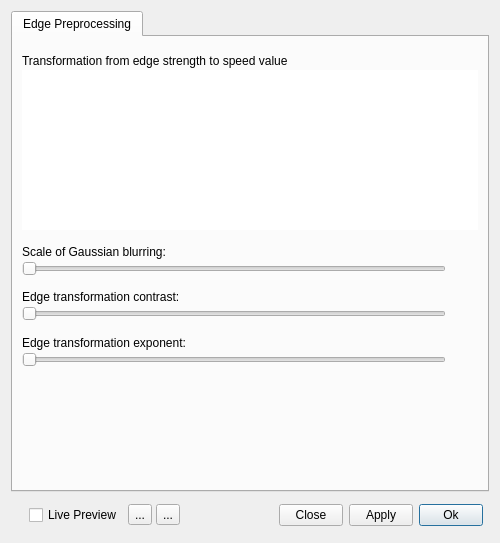
The window that GUI/Qt/Windows/SpeedImageDialog.ui (pyushkevich/itksnap) describes before a commit, drawn with Qt 5.
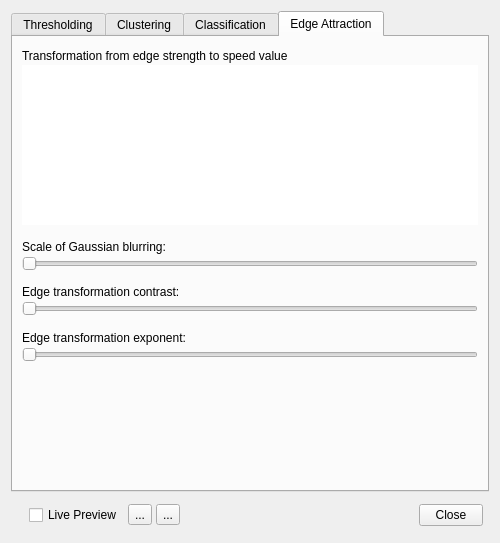
The same window after the commit. The open tabs and pages were chosen to show the change. Icons and pictures are not drawn. Custom widgets are drawn as their Qt base class.

Patch:
```diff
--- a/GUI/Qt/Windows/SpeedImageDialog.ui
+++ b/GUI/Qt/Windows/SpeedImageDialog.ui
@@ -20,20 +20,7 @@
   </property>
   <layout class="QVBoxLayout" name="verticalLayout">
    <item>
-    <widget class="QStackedWidget" name="stack">
-     <property name="currentIndex">
-      <number>0</number>
-     </property>
-     <widget class="QWidget" name="pgInOut">
-      <layout class="QVBoxLayout" name="verticalLayout_6">
-       <property name="spacing">
-        <number>0</number>
-       </property>
-       <property name="margin">
-        <number>0</number>
-       </property>
-       <item>
-        <widget class="QTabWidget" name="tabWidgetInOut">
+    <widget class="QTabWidget" name="tabMode">
          <property name="currentIndex">
           <number>0</number>
          </property>
@@ -828,33 +815,16 @@
            </item>
           </layout>
          </widget>
-        </widget>
-       </item>
-      </layout>
-     </widget>
-     <widget class="QWidget" name="pgEdge">
-      <layout class="QVBoxLayout" name="verticalLayout_7">
-       <property name="spacing">
-        <number>0</number>
-       </property>
-       <property name="margin">
-        <number>0</number>
-       </property>
-       <item>
-        <widget class="QTabWidget" name="tabWidgetEdge">
-         <property name="currentIndex">
-          <number>0</number>
-         </property>
-         <widget class="QWidget" name="tabEdge">
+     <widget class="QWidget" name="tabEdgeAttraction">
           <attribute name="title">
-           <string>Edge Preprocessing</string>
-          </attribute>
-          <layout class="QGridLayout" name="gridLayout_3">
+       <string>Edge Attraction</string>
+      </attribute>
+      <layout class="QGridLayout" name="gridLayout_5">
            <property name="topMargin">
-            <number>4</number>
+        <number>12</number>
            </property>
            <property name="bottomMargin">
-            <number>4</number>
+        <number>20</number>
            </property>
            <property name="horizontalSpacing">
             <number>32</number>
@@ -862,49 +832,7 @@
            <property name="verticalSpacing">
             <number>2</number>
            </property>
-           <item row="0" column="0" colspan="2">
-            <spacer name="verticalSpacer_7">
-             <property name="orientation">
-              <enum>Qt::Vertical</enum>
-             </property>
-             <property name="sizeType">
-              <enum>QSizePolicy::Fixed</enum>
-             </property>
-             <property name="sizeHint" stdset="0">
-              <size>
-               <width>430</width>
-               <height>13</height>
-              </size>
-             </property>
-            </spacer>
-           </item>
-           <item row="1" column="0" colspan="2">
-            <widget class="QLabel" name="label_6">
-             <property name="text">
-              <string>Transformation from edge strength to speed value</string>
-             </property>
-            </widget>
-           </item>
-           <item row="2" column="0" colspan="2">
-            <widget class="QtSimpleOpenGLBox" name="viewEdgeMapping" native="true">
-             <property name="sizePolicy">
-              <sizepolicy hsizetype="Preferred" vsizetype="Expanding">
-               <horstretch>0</horstretch>
-               <verstretch>0</verstretch>
-              </sizepolicy>
-             </property>
-             <property name="minimumSize">
-              <size>
-               <width>0</width>
-               <height>160</height>
-              </size>
-             </property>
-             <property name="styleSheet">
-              <string notr="true">background-color:white;</string>
-             </property>
-            </widget>
-           </item>
-           <item row="3" column="0" colspan="2">
+       <item row="2" column="0">
             <spacer name="verticalSpacer_8">
              <property name="orientation">
               <enum>Qt::Vertical</enum>
@@ -914,84 +842,89 @@
              </property>
              <property name="sizeHint" stdset="0">
               <size>
-               <width>430</width>
+           <width>427</width>
                <height>13</height>
               </size>
              </property>
             </spacer>
            </item>
-           <item row="4" column="0">
+       <item row="7" column="0">
+        <widget class="QDoubleSliderWithEditor" name="inEdgeKappa">
+         <property name="orientation">
+          <enum>Qt::Horizontal</enum>
+         </property>
+        </widget>
+       </item>
+       <item row="8" column="0">
+        <spacer name="verticalSpacer_10">
+         <property name="orientation">
+          <enum>Qt::Vertical</enum>
+         </property>
+         <property name="sizeType">
+          <enum>QSizePolicy::Fixed</enum>
+         </property>
+         <property name="sizeHint" stdset="0">
+          <size>
+           <width>427</width>
+           <height>13</height>
+          </size>
+         </property>
+        </spacer>
+       </item>
+       <item row="3" column="0">
             <widget class="QLabel" name="label_7">
              <property name="text">
               <string>Scale of Gaussian blurring:</string>
              </property>
             </widget>
            </item>
-           <item row="5" column="0">
-            <widget class="QDoubleSliderWithEditor" name="inEdgeSmoothing">
-             <property name="orientation">
-              <enum>Qt::Horizontal</enum>
-             </property>
-            </widget>
-           </item>
-           <item row="8" column="0">
-            <widget class="QLabel" name="label_8">
-             <property name="text">
-              <string>Edge transformation contrast:</string>
-             </property>
-            </widget>
-           </item>
            <item row="9" column="0">
-            <widget class="QDoubleSliderWithEditor" name="inEdgeKappa">
-             <property name="orientation">
-              <enum>Qt::Horizontal</enum>
-             </property>
-            </widget>
-           </item>
-           <item row="10" column="0" colspan="2">
-            <spacer name="verticalSpacer_10">
-             <property name="orientation">
-              <enum>Qt::Vertical</enum>
-             </property>
-             <property name="sizeType">
-              <enum>QSizePolicy::Fixed</enum>
-             </property>
-             <property name="sizeHint" stdset="0">
-              <size>
-               <width>430</width>
-               <height>13</height>
-              </size>
-             </property>
-            </spacer>
-           </item>
-           <item row="11" column="0">
             <widget class="QLabel" name="label_9">
              <property name="text">
               <string>Edge transformation exponent:</string>
              </property>
             </widget>
            </item>
-           <item row="12" column="0">
-            <widget class="QDoubleSliderWithEditor" name="inEdgeExponent">
-             <property name="orientation">
-              <enum>Qt::Horizontal</enum>
+       <item row="1" column="0">
+        <widget class="QtSimpleOpenGLBox" name="viewEdgeMapping" native="true">
+         <property name="sizePolicy">
+          <sizepolicy hsizetype="Preferred" vsizetype="Expanding">
+           <horstretch>0</horstretch>
+           <verstretch>0</verstretch>
+          </sizepolicy>
+         </property>
+         <property name="minimumSize">
+          <size>
+           <width>0</width>
+           <height>160</height>
+          </size>
+         </property>
+         <property name="styleSheet">
+          <string notr="true">background-color:white;</string>
              </property>
             </widget>
            </item>
-           <item row="13" column="0" colspan="2">
+       <item row="11" column="0">
             <spacer name="verticalSpacer_6">
              <property name="orientation">
               <enum>Qt::Vertical</enum>
              </property>
              <property name="sizeHint" stdset="0">
               <size>
-               <width>430</width>
-               <height>42</height>
+           <width>427</width>
+           <height>68</height>
               </size>
              </property>
             </spacer>
            </item>
-           <item row="7" column="0" colspan="2">
+       <item row="10" column="0">
+        <widget class="QDoubleSliderWithEditor" name="inEdgeExponent">
+         <property name="orientation">
+          <enum>Qt::Horizontal</enum>
+         </property>
+        </widget>
+       </item>
+       <item row="5" column="0">
             <spacer name="verticalSpacer_9">
              <property name="orientation">
               <enum>Qt::Vertical</enum>
@@ -1007,8 +940,25 @@
              </property>
             </spacer>
            </item>
-          </layout>
-         </widget>
+       <item row="6" column="0">
+        <widget class="QLabel" name="label_8">
+         <property name="text">
+          <string>Edge transformation contrast:</string>
+         </property>
+        </widget>
+       </item>
+       <item row="4" column="0">
+        <widget class="QDoubleSliderWithEditor" name="inEdgeSmoothing">
+         <property name="orientation">
+          <enum>Qt::Horizontal</enum>
+         </property>
+        </widget>
+       </item>
+       <item row="0" column="0">
+        <widget class="QLabel" name="label_6">
+         <property name="text">
+          <string>Transformation from edge strength to speed value</string>
+         </property>
         </widget>
        </item>
       </layout>
@@ -1142,50 +1092,6 @@
         </property>
        </widget>
       </item>
-      <item>
-       <widget class="QPushButton" name="btnApply">
-        <property name="minimumSize">
-         <size>
-          <width>64</width>
-          <height>0</height>
-         </size>
-        </property>
-        <property name="maximumSize">
-         <size>
-          <width>64</width>
-          <height>16777215</height>
-         </size>
-        </property>
-        <property name="text">
-         <string>Apply</string>
-        </property>
-       </widget>
-      </item>
-      <item>
-       <widget class="QPushButton" name="btnOk">
-        <property name="minimumSize">
-         <size>
-          <width>64</width>
-          <height>0</height>
-         </size>
-        </property>
-        <property name="maximumSize">
-         <size>
-          <width>64</width>
-          <height>16777215</height>
-         </size>
-        </property>
-        <property name="text">
-         <string>Ok</string>
-        </property>
-        <property name="default">
-         <bool>true</bool>
-        </property>
-        <property name="flat">
-         <bool>false</bool>
-        </property>
-       </widget>
-      </item>
      </layout>
     </widget>
    </item>
```
Left out of the diff: 232 changed lines with no effect on the pictures. Lines whose indentation alone changed are shown as unchanged.
